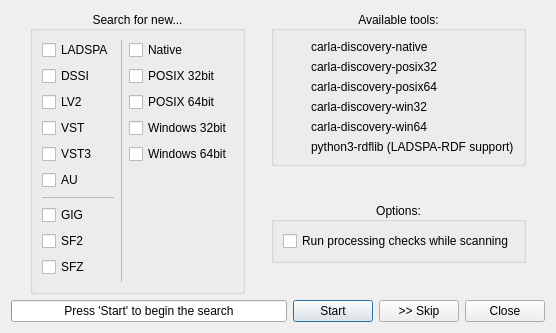
The window that resources/ui/carla_refresh.ui (falkTX/Carla) describes before a commit, drawn with Qt 5.
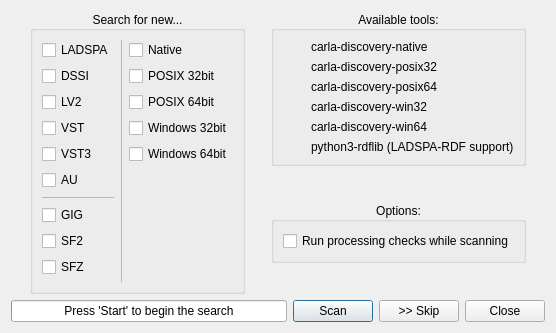
The same window after the commit. Icons and pictures are not drawn.

Commit message: Rename plugin refresh 'start' to 'scan' Closes #491

The edit to the form file:
```diff
--- a/resources/ui/carla_refresh.ui
+++ b/resources/ui/carla_refresh.ui
@@ -483,7 +483,7 @@
      <item>
       <widget class="QPushButton" name="b_start">
        <property name="text">
-        <string>Start</string>
+        <string>Scan</string>
        </property>
        <property name="icon">
         <iconset resource="../resources.qrc">
```
